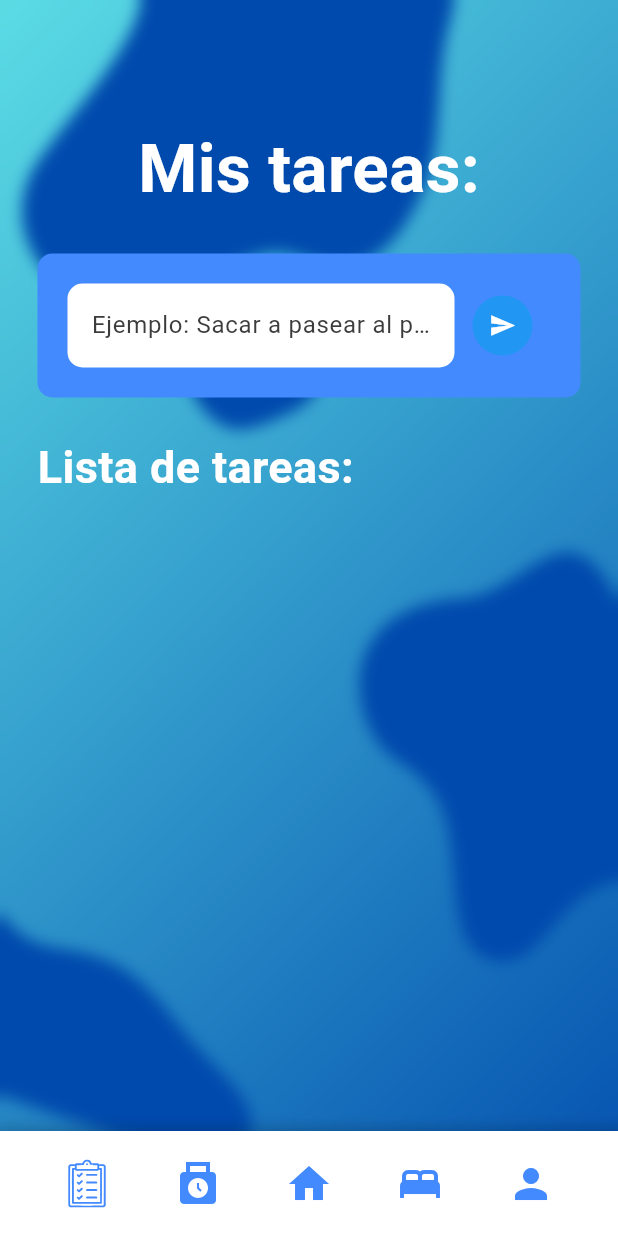
After one commit to JuanA1525/TempoApp, a Flutter app: the Tasks screen opened directly, on a phone screen of 412 x 824 dp. The commit adds this screen. Run offline on Flutter 3.47's test engine with Material 2 defaults, Android fonts, the phone set to English and light mode, and no system bars; our stand-ins replace cloud_firestore, firebase_core, flutter_svg; accounts and stored records are empty; Roboto replaces fonts that are missing (Poppins).

Commit message:
feat: the tasks module was added and a prototype is working

```diff
--- a/lib/main.dart
+++ b/lib/main.dart
@@ -2,6 +2,7 @@ import 'package:firebase_core/firebase_core.dart';
 import 'package:flutter/material.dart';
 import 'package:tempo_app/firebase_options.dart';
 import 'package:tempo_app/pages/login.dart';
+import 'package:tempo_app/pages/tasks.dart';
 
 Future<void> main() async {
 
--- a/lib/pages/home.dart
+++ b/lib/pages/home.dart
@@ -3,6 +3,7 @@ import 'dart:ui';
 import 'package:tempo_app/pages/login.dart';
 import 'package:flutter_svg/flutter_svg.dart';
 import 'package:tempo_app/pages/dialog_helper.dart';
+import 'package:tempo_app/pages/tasks.dart';
 
 
 
@@ -178,7 +179,7 @@ class Home extends StatelessWidget {
 
                     GestureDetector(
                       onTap: () {
-                        Navigator.push(context, MaterialPageRoute(builder: (context) => const Home()));
+                        Navigator.push(context, MaterialPageRoute(builder: (context) => Tasks()));
                       },
                       child: SvgPicture.asset(
                         'assets/task_icon.svg',
--- /dev/null
+++ b/lib/pages/tasks.dart
@@ -0,0 +1,190 @@
+import 'dart:ui';
+import 'package:flutter/material.dart';
+import 'package:tempo_app/pages/home.dart';
+
+class Tasks extends StatefulWidget {
+  const Tasks({super.key});
+
+  @override
+  State<Tasks> createState() => _TasksState();
+}
+
+class _TasksState extends State<Tasks> {
+
+
+  final _formKey = GlobalKey<FormState>();
+  final _tasks = <String>[];
+
+  TextEditingController _taskController = TextEditingController();
+
+  @override
+  Widget build(BuildContext context) {
+    return Scaffold(
+      backgroundColor: const Color(0xFF352BFF),
+      body: Stack(
+        children: [
+          // Fondo de imagen
+          Image.asset(
+            'assets/register_bg.png',
+            width: double.infinity,
+            height: double.infinity,
+            fit: BoxFit.cover,
+          ),
+
+          // ListView superpuesto
+          ListView(
+            children: [
+
+
+              const SizedBox(
+                height: 80,
+              ),
+
+
+              BackdropFilter(
+                filter: ImageFilter.blur(sigmaX: 5, sigmaY: 5),
+                child: Container(
+                  color: Colors.transparent,
+                  child: const Center(
+                    child: Text(
+                      'Mis tareas:',
+                      maxLines: 3,
+                      style: TextStyle(
+                          color: Colors.white,
+                          fontSize: 45,
+                          fontWeight: FontWeight.bold),
+                    ),
+                  ),
+                ),
+              ),
+
+
+              // Resto del contenido de la pantalla Tasks
+              Container(
+                margin: EdgeInsets.all(25),
+                padding: const EdgeInsets.all(20),
+                decoration: BoxDecoration(
+                  color: Colors.blueAccent,
+                  borderRadius: BorderRadius.circular(10),
+
+                ),
+                child: Column(
+                  children: [
+
+
+                    Form(
+                      key: _formKey,
+                      child: Row(
+                        children: [
+                          Expanded(
+                            child: TextFormField(
+                              controller: _taskController, // Asigna el controlador aquí
+                              decoration: InputDecoration(
+                                filled: true,
+                                fillColor: Colors.white,
+                                border: OutlineInputBorder(
+                                  borderRadius: BorderRadius.circular(10),
+                                  borderSide: BorderSide.none,
+                                ),
+                                hintText: 'Ejemplo: Sacar a pasear al perro...',
+                                hintStyle: const TextStyle(
+                                  color: Color.fromARGB(255, 60, 60, 60),
+                                ),
+                              ),
+                              validator: (value) {
+                                if (value!.isEmpty) {
+                                  return 'Por favor ingresa una tarea!';
+                                }
+                                return null;
+                              },
+                            ),
+                          ),
+                          TextButton(
+                            onPressed: () {
+                              if (_formKey.currentState!.validate()) {
+                                setState(() {
+                                  _tasks.add(_taskController.text); // Obtiene el valor del controlador
+                                  _taskController.clear(); // Borra el valor del controlador
+                                });
+                              }
+                            },
+                            style: ButtonStyle(
+                              backgroundColor: MaterialStateProperty.all(Colors.blue),
+                              shape: MaterialStateProperty.all(CircleBorder()),
+                            ),
+                            child: Icon(
+                              Icons.send,
+                              color: Colors.white,
+                            ),
+                          ),
+                        ],
+                      ),
+                    )
+
+
+                  ],
+                ),
+              ),
+
+
+
+              Container(
+                margin: EdgeInsets.only(left: 25),
+                child: const Text(
+                  "Lista de tareas:",
+                  style: TextStyle(
+                    fontSize: 30,
+                    fontWeight: FontWeight.bold,
+                    color: Colors.white
+                  ),
+                ),
+              ),
+
+              Container(
+                width: 400,
+                margin: EdgeInsets.only(top: 20),
+                child: ListView.builder(
+                  shrinkWrap: true, // Para que el ListView.builder se ajuste al contenido
+                  itemCount: _tasks.length,
+                  itemBuilder: (context, index) {
+                    if(_tasks.isEmpty){
+
+                      return Text("Aun no hay tareas");
+
+
+                    }else{
+                      return Container(
+                        margin: EdgeInsets.only(right: 30, left: 30, top: 10, bottom: 10),
+                        decoration: BoxDecoration(
+                          color: Colors.white,
+                          borderRadius: BorderRadius.circular(10),
+
+                        ),
+                        child: ListTile(
+                          title: Text(_tasks[index]),
+                          trailing: IconButton(
+                            icon: const Icon(Icons.delete, color: Colors.blueAccent),
+                            onPressed: () {
+                              setState(() {
+                                _tasks.removeAt(index);
+                              });
+                            },
+                          ),
+                        ),
+                      );
+                    }
+
+                  },
+                ),
+              ),
+
+            ],
+          ),
+
+          Home.navbar(context),
+
+        ],
+      ),
+    );
+  }
+}
```
